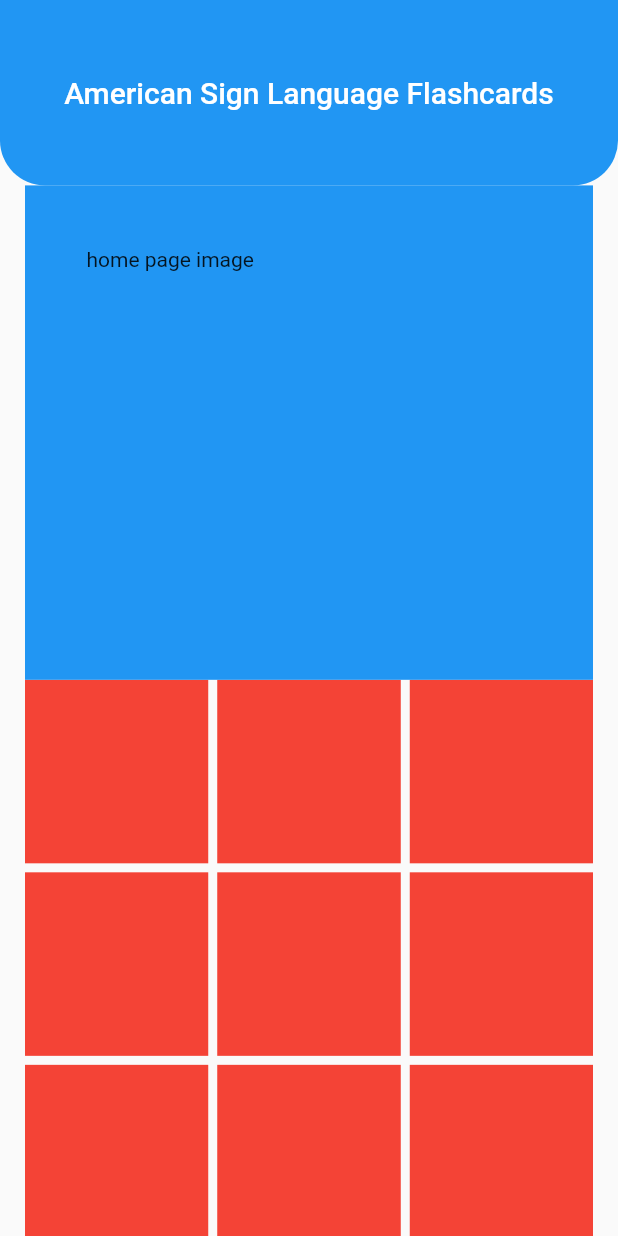
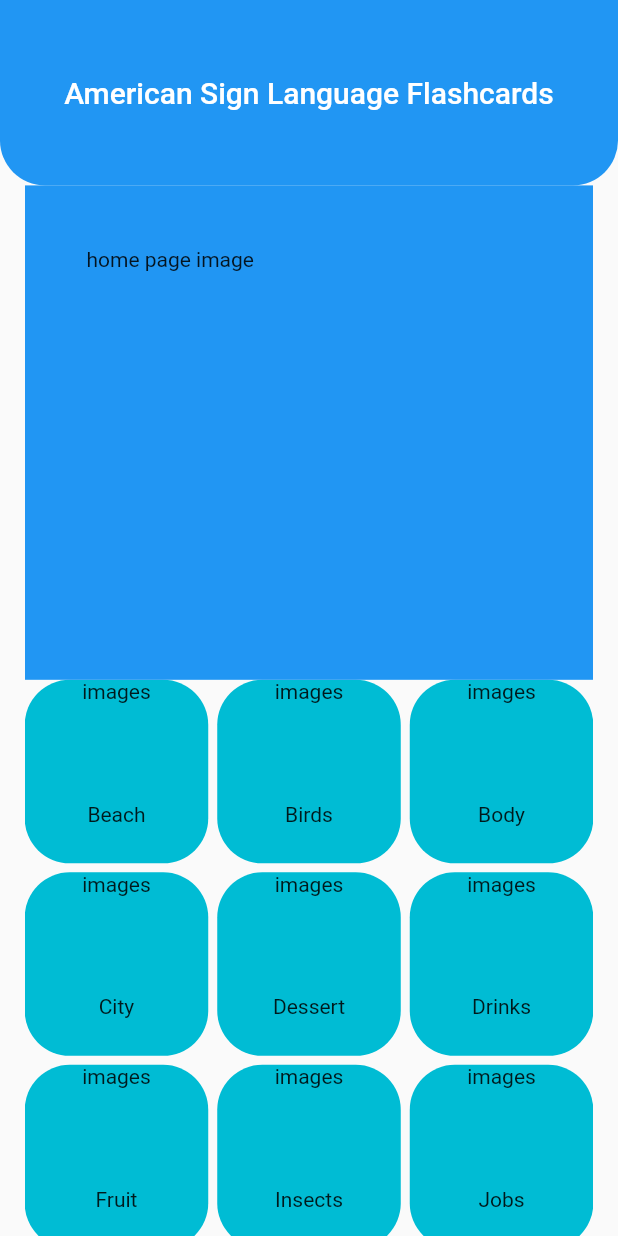
Before and after one commit to mcgrath-a/asl_asl_flashcards, a Flutter app: the screen it shows after launch, on a phone screen of 412 x 824 dp. Run offline on Flutter 3.47's test engine with Material 2 defaults, Android fonts, the light colour scheme and no system bars.

Commit message:
added data and changed color of topic tiles, and made topic tile widget

```diff
--- /dev/null
+++ b/lib/components/home_page/topic_tile.dart
@@ -0,0 +1,29 @@
+import 'package:flutter/material.dart';
+
+class TopicTile extends StatelessWidget {
+  const TopicTile({
+    Key? key,
+    required this.topic,
+  }) : super(key: key);
+
+  final String topic;
+
+  @override
+  Widget build(BuildContext context) {
+    return Container(
+      decoration: BoxDecoration(
+        borderRadius: BorderRadius.circular(30),
+        color: Colors.cyan,
+      ),
+      child: Column(
+        children: [
+          Expanded(
+            flex:2,
+              child: Text('images')),
+          Expanded(child: Text(topic)),
+
+        ],
+      ),
+    );
+  }
+}
--- /dev/null
+++ b/lib/data/signs.dart
@@ -0,0 +1,29 @@
+import '../models/sign.dart';
+
+final List<Sign> signs = [
+
+  Sign(topic: "Beach", english: "Swimsuit", sign: "SWIM-CLOTHES", description: "Swimsuit is a compound sign: first, sign swim, then sign clothes"),
+  Sign(topic: "Beach", english: "Seashell", sign: "BEACH-SHELL", description: "Seashell is a compound sign: first, sign beach, then sign shell (can be done 2 ways)"),
+  Sign(topic: "Beach", english: "Sunscreen", sign: "SUN-BLOCK-CREAM", description: "First sign sun, then block/prevent, finally sign lotion OR act as if you are putting it on forearm"),
+  Sign(topic: "Beach", english: "Surf", sign: "SURF", description: "Use your left hand as the board and your right upside down 'V' hand as your legs and make a forward sliding movement then repeat the movement."),
+  Sign(topic: "Birds", english: "Kiwi", sign: "BIRD-down",description: "Dominant '20' hand, with the back of the hand against the mouth, goes down quickly."),
+  Sign(topic: "Birds", english: "Duck", sign: "DUCK",description: "Take your index and middle fingers together and touching them to and separating them from your thumb, holding them in front of your mouth"),
+  Sign(topic: "Birds", english: "Flamingo", sign: "PINK+BIRD",description: "Sign color pink then, Dominant '20' hand, with the back of the hand against the mouth tap fingers twice"),
+  Sign(topic:"Land Animals", english: "Tiger", sign:"TIGER" , description: "orm both hands into shallow-'CLAW' shapes (curved 5-handshapes).  Hold your hands in front of your face.  Make a 'clawing' motion that moves backwards and to the side. Repeat."),
+  Sign(topic: "Fruit", english: "Apple",sign:"APPLE", description: "Apple sign is done by closing your hand and placing the knuckle of your right index finger against your cheek.  At the same time, pivot the hand back and forth. "),
+  Sign(topic: "Jobs", english: "Police Officer", sign: "POLICE /cop/badge-wearer:", description: "with your dominant hand tap the 'C'' hand on the opposite  chest twice. "),
+  Sign(topic: "Dessert", english: "Ice Cream", sign: "ICE-CREAM",description: "hold an 'S' hand in front of your mouth and move it downward twice as if you were licking an ice-cream cone."),
+  Sign(topic: "Sports", english: "Tennis", sign:"TENNIS", description:"form your dominant hand into a modified ASL letter T sign, then mime out striking a tennis ball with the invisible racket in your hand, first from the left side, then from the right."),
+  Sign(topic: "Drinks", english:"Juice", sign: "JUICE", description: "sign a 'J'' right in front of the mouth using a double movement."),
+  Sign(topic: "City", english: "Hospital",sign: "HOSPITAL", description: "Use an 'H' hand to draw a 'cross' on your shoulder"),
+  Sign(topic: "School", english: "Backpack", sign:"BACKPACK ('A' version)", description: "Use 'A' hands.  Hold them a couple of inches in front of your chest with the thumbs pointing up, palm-sides facing each other, about 8 inches apart." ),
+  Sign(topic:"Shapes", english: "Triangle", sign: "TRIANGLE", description: "form both hands into fists with your index fingers sticking out. Starting at the apex, hold up both pointer fingers in front of your face, bring them down in unison to form the side angles, and finally, have them form the base by meeting at the center bottom of the triangle." ),
+  Sign(topic:"Insects", english: "Grasshopper", sign:"GRASSHOPPER", description: "Take non-dominant arm in front forearm, horizontally chest height, then use dominant hand to jop across arm with '2' handhsape"),
+  Sign(topic: "Weather", english: "Rain", sign: "RAIN", description: "pen up both hands, and starting with your hands above your head, bring them down. Your fingers are like the raindrops falling down"),
+  Sign(topic: "Vehicles", english: "Motorcycle", sign: "MOTORCYCLE", description: "Mime holding the hand grips of a motorcycle and giving it some gas"),
+  Sign(topic: "Marine Life", english: "Dolphin", sign:"DOLPHIN", description: "This sign moves from right to left.  The index finger stays straight at the knuckle and the hand moves in a graceful arc as if showing a dolphin slicing through the water."),
+  Sign(topic: "Nature", english:"Tree", sign:"TREE", description: "Show a 'tree'' with your arm.Hold up a 'five' hand and twist it twice." ),
+  Sign(topic:"Body", english: "Nose", sign: "Nose", description: " tap your nose twice with the tip of your index finger"),
+  Sign(topic: "Music", english: "Piano", sign: "PIANO", description: "Take your two open hands, palms facing down and fingers spread out. Then pretending you have a piano in front of you, start running your fingers sideways, back and forth" ),
+
+];
--- /dev/null
+++ b/lib/models/sign.dart
@@ -0,0 +1,11 @@
+class Sign{
+  //model class we can easily encapsulate
+
+  final String topic;
+  final String english;
+  final String sign;
+  final String description;
+
+  Sign({required this.topic, required this.english,
+  required this.sign, required this.description});
+}
--- a/lib/pages/home_page.dart
+++ b/lib/pages/home_page.dart
@@ -1,4 +1,7 @@
+import 'package:asl_flashcards/components/home_page/topic_tile.dart';
 import 'package:flutter/material.dart';
+import '../data/signs.dart';
+
 
 class HomePage extends StatefulWidget {
   const HomePage({Key? key}) : super(key: key);
@@ -8,7 +11,19 @@ class HomePage extends StatefulWidget {
 }
 
 class _HomePageState extends State<HomePage> {
+  List<String>_topics = [];
 
+  @override
+  void initState() {
+    // TODO: implement initState
+    for(var t in signs){
+      if (!_topics.contains(t.topic)){ //if it doesnt alreadt contain topic then add it
+        _topics.add(t.topic);
+      }
+      _topics.sort();
+    }
+    super.initState();
+  }
 
   @override
   Widget build(BuildContext context) {
@@ -35,6 +50,7 @@ class _HomePageState extends State<HomePage> {
       padding:  EdgeInsets.only(left: widthPadding, right: widthPadding),
 
       child: CustomScrollView(
+
         slivers: [
            SliverAppBar(
             expandedHeight:  size.height * 0.40,
@@ -52,13 +68,14 @@ class _HomePageState extends State<HomePage> {
                 mainAxisSpacing: 6,
           ),
             delegate: SliverChildBuilderDelegate(
+              childCount: _topics.length,
                   (BuildContext context, index) {
-                    return Container(
-                      color: Colors.red,
-                    );
+                    return TopicTile(topic: _topics[index]);
                   },
+
           )
           ),
+
       ],
     )
     )
```
